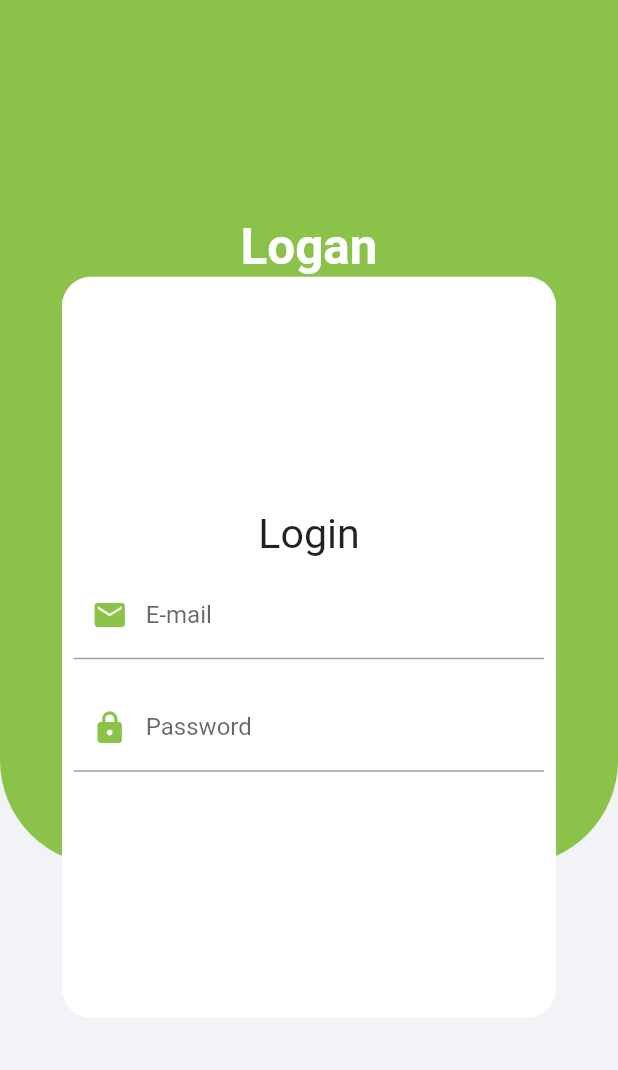
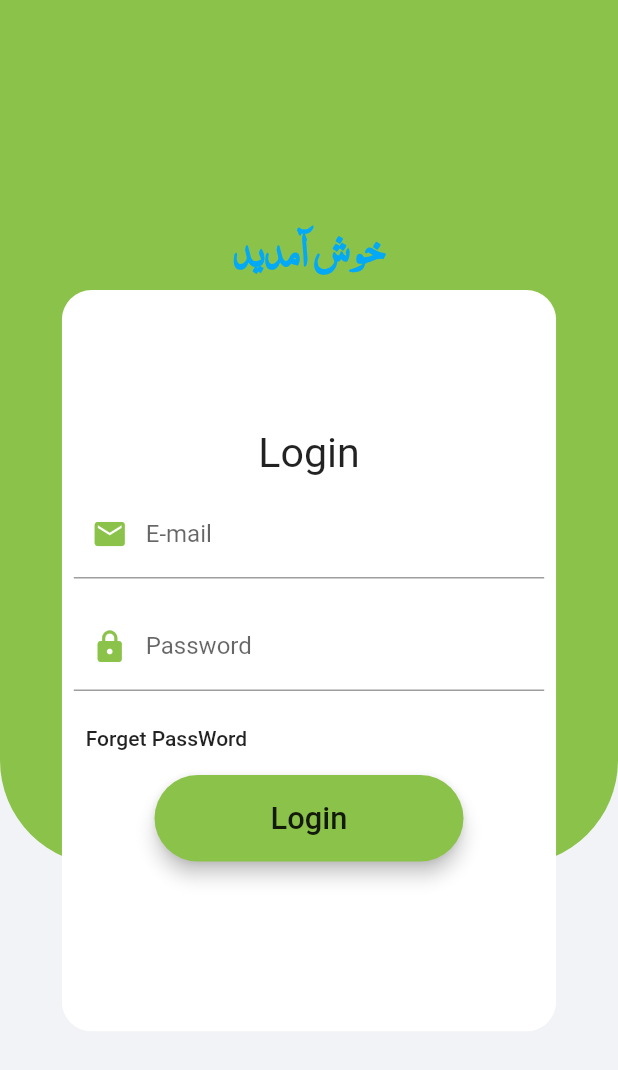
Before and after one commit to FARTASH-421/MyAppProjec1401, a Flutter app: the screen it shows after launch, on a phone screen of 412 x 824 dp. Shown: the top 1070 px of the screen. Run offline on Flutter 3.47's test engine with Material 2 defaults, Android fonts, the phone set to English and light mode, and no system bars.

Commit message:
created method bulidForgetPassword

```diff
--- a/lib/LongPage.dart
+++ b/lib/LongPage.dart
@@ -1,3 +1,4 @@
+import 'package:flutter/cupertino.dart';
 import 'package:flutter/material.dart';
 
 
@@ -13,11 +14,12 @@ class _LongPageState extends State<LongPage> {
    return Row(
      mainAxisAlignment: MainAxisAlignment.center,
      children: [
-       Text("Logan",
+       Text("خوش آمدید",
        style: TextStyle(
+         fontFamily: "Nas",
          fontSize: MediaQuery.of(context).size.height/25,
          fontWeight: FontWeight.bold,
-         color: Colors.white,
+         color: Colors.lightBlue,
        ),
        ),
 
@@ -52,6 +54,8 @@ class _LongPageState extends State<LongPage> {
                ),
                _bulidEmailRow(),
                _bulidPasswordRow(),
+               _bulidForgitPasswordRow(),
+               _bulidLoginButton(),
              ],
            ),
          ),
@@ -94,8 +98,45 @@ class _LongPageState extends State<LongPage> {
       ),
 
     );
+ }
+  Widget _bulidLoginButton(){
+   return Row(
+     mainAxisAlignment: MainAxisAlignment.center,
+     children: [
+       Container(
+         height: 1.4* (MediaQuery.of(context).size.height/20 ),
+         width: 5* (MediaQuery.of(context).size.width/10 ),
+         margin: EdgeInsets.only(bottom: 20),
+         child : RaisedButton(
+           elevation: 5.0,
+           color: Colors.lightGreen,
+           shape: RoundedRectangleBorder(
+             borderRadius: BorderRadius.circular(30.0),
+           ),
+           onPressed: () { },
+           child: Text("Login",
+           style: TextStyle(
+             fontSize: MediaQuery.of(context).size.height/40
+           ),),
+         ),
+       ),
+     ],
+   );
+
+
   }
+Widget _bulidForgitPasswordRow(){
+   return Row(
+     mainAxisAlignment: MainAxisAlignment.start,
+     crossAxisAlignment: CrossAxisAlignment.start,
+     children: [
+       FlatButton(onPressed: (){},
+           child: Text("Forget PassWord"),
+       ),
+     ],
 
+   );
+}
   @override
   Widget build(BuildContext context) {
     return SafeArea(
```
